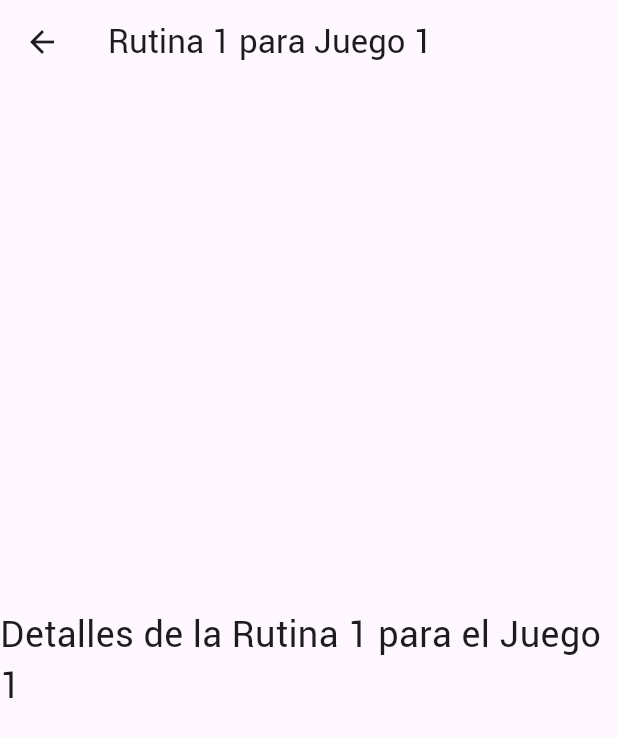
After one commit to Vaporu-Code/gamerplus_, a Flutter app: the MostrarJuego screen opened directly, after a tap on "rutina 1", on a phone screen of 412 x 824 dp. The commit adds this screen. Shown: the top 737 px of the screen. Run offline on Flutter 3.47's test engine with Material 3 defaults, Android fonts, the phone set to English and light mode, and no system bars; our stand-ins replace flutter_svg; missing offline and left inert: dart:ffi.

Commit message:
añadido mostrar estrategia
turn down for wat

```diff
--- /dev/null
+++ b/gamerplus/lib/mostrarEstrategia.dart
@@ -0,0 +1,23 @@
+import 'package:flutter/material.dart';
+
+class MostrarEstrategia extends StatelessWidget {
+  final int rutinaId;
+  final int juegoId;
+
+  const MostrarEstrategia({super.key, required this.rutinaId, required this.juegoId});
+
+  @override
+  Widget build(BuildContext context) {
+    return Scaffold(
+      appBar: AppBar(
+        title: Text('Rutina $rutinaId para Juego $juegoId'),
+      ),
+      body: Center(
+        child: Text(
+          'Detalles de la Rutina $rutinaId para el Juego $juegoId',
+          style: TextStyle(fontSize: 24),
+        ),
+      ),
+    );
+  }
+}
--- a/gamerplus/lib/mostrarJuego.dart
+++ b/gamerplus/lib/mostrarJuego.dart
@@ -1,6 +1,7 @@
 import 'dart:convert';
 import 'package:flutter/material.dart';
 import 'package:gamerplus/juegoClase.dart';
+import 'package:gamerplus/mostrarEstrategia.dart';
 
 class MostrarJuego extends StatelessWidget {
   final int id;
@@ -53,6 +54,47 @@ class MostrarJuego extends StatelessWidget {
                   Text('Puntuación: ${juego.puntuacion}', style: TextStyle(fontSize: 20)),
                   SizedBox(height: 8),
                   Text('World Record: ${juego.worldRecord}', style: TextStyle(fontSize: 20)),
+                  SizedBox(height: 16),
+
+                  //rutinas
+                  ElevatedButton(
+                    onPressed: (){
+                      Navigator.push(
+                        context,
+                        MaterialPageRoute(
+                          builder: (context) => MostrarEstrategia(rutinaId: 1, juegoId: id)
+                        ),
+                      );
+                    },
+                    child: Text('rutina 1'),
+                  ),
+
+                  SizedBox(height: 8),
+                  ElevatedButton(
+                    onPressed: (){
+                      Navigator.push(
+                        context,
+                        MaterialPageRoute(
+                          builder: (context) => MostrarEstrategia(rutinaId: 2, juegoId: id)
+                        ),
+                      );
+                    },
+                    child: Text('rutina 1'),
+                  ),
+
+                  SizedBox(height: 8),
+                  ElevatedButton(
+                    onPressed: (){
+                      Navigator.push(
+                        context,
+                        MaterialPageRoute(
+                          builder: (context) => MostrarEstrategia(rutinaId: 3, juegoId: id)
+                        ),
+                      );
+                    },
+                    child: Text('rutina 1'),
+                  ),
+
                 ],
               ),
             );
```
